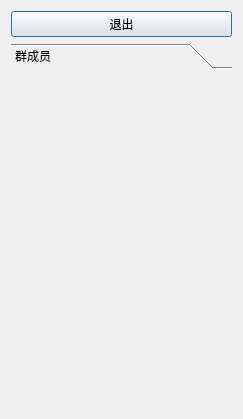
Before: the Qt Designer form client/homepage.ui in IM-Commnue/IM-Internship-BIT, drawn with Qt 5.
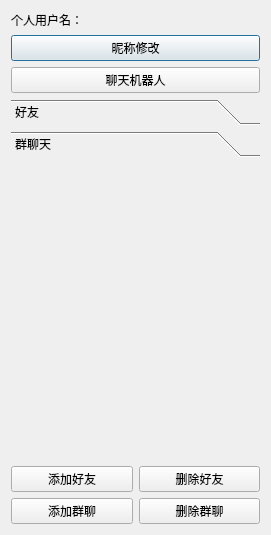
After: the same form once the commit is applied.

```diff
--- a/client/homepage.ui
+++ b/client/homepage.ui
@@ -6,8 +6,8 @@
    <rect>
     <x>0</x>
     <y>0</y>
-    <width>243</width>
-    <height>419</height>
+    <width>271</width>
+    <height>535</height>
    </rect>
   </property>
   <property name="windowTitle">
@@ -15,33 +15,95 @@
   </property>
   <layout class="QVBoxLayout" name="verticalLayout">
    <item>
-    <widget class="QPushButton" name="tuichu">
+    <widget class="QLabel" name="username">
      <property name="text">
-      <string>退出</string>
+      <string>个人用户名：</string>
+     </property>
+    </widget>
+   </item>
+   <item>
+    <widget class="QPushButton" name="revise">
+     <property name="text">
+      <string>昵称修改</string>
+     </property>
+    </widget>
+   </item>
+   <item>
+    <widget class="QPushButton" name="chatpushButton">
+     <property name="text">
+      <string>聊天机器人</string>
      </property>
     </widget>
    </item>
    <item>
     <widget class="QToolBox" name="toolBox">
      <property name="currentIndex">
-      <number>0</number>
+      <number>1</number>
      </property>
      <widget class="QWidget" name="page">
       <property name="geometry">
        <rect>
         <x>0</x>
         <y>0</y>
-        <width>225</width>
-        <height>327</height>
+        <width>253</width>
+        <height>264</height>
        </rect>
       </property>
       <attribute name="label">
-       <string>群成员</string>
+       <string>好友</string>
       </attribute>
       <layout class="QVBoxLayout" name="vlayout"/>
      </widget>
+     <widget class="QWidget" name="page_2">
+      <property name="geometry">
+       <rect>
+        <x>0</x>
+        <y>0</y>
+        <width>253</width>
+        <height>264</height>
+       </rect>
+      </property>
+      <attribute name="label">
+       <string>群聊天</string>
+      </attribute>
+     </widget>
     </widget>
    </item>
+   <item>
+    <layout class="QGridLayout" name="gridLayout">
+     <item row="0" column="0">
+      <widget class="QPushButton" name="addButton">
+       <property name="text">
+        <string>添加好友</string>
+       </property>
+      </widget>
+     </item>
+     <item row="0" column="1">
+      <widget class="QPushButton" name="detefriendbutelton">
+       <property name="text">
+        <string>删除好友</string>
+       </property>
+      </widget>
+     </item>
+     <item row="1" column="0">
+      <widget class="QPushButton" name="addButton_2">
+       <property name="text">
+        <string>添加群聊</string>
+       </property>
+       <property name="autoRepeatDelay">
+        <number>300</number>
+       </property>
+      </widget>
+     </item>
+     <item row="1" column="1">
+      <widget class="QPushButton" name="deletegroupchatbutton">
+       <property name="text">
+        <string>删除群聊</string>
+       </property>
+      </widget>
+     </item>
+    </layout>
+   </item>
   </layout>
  </widget>
  <resources/>
```
Left out of the diff: 19 changed lines with no effect on the pictures.
